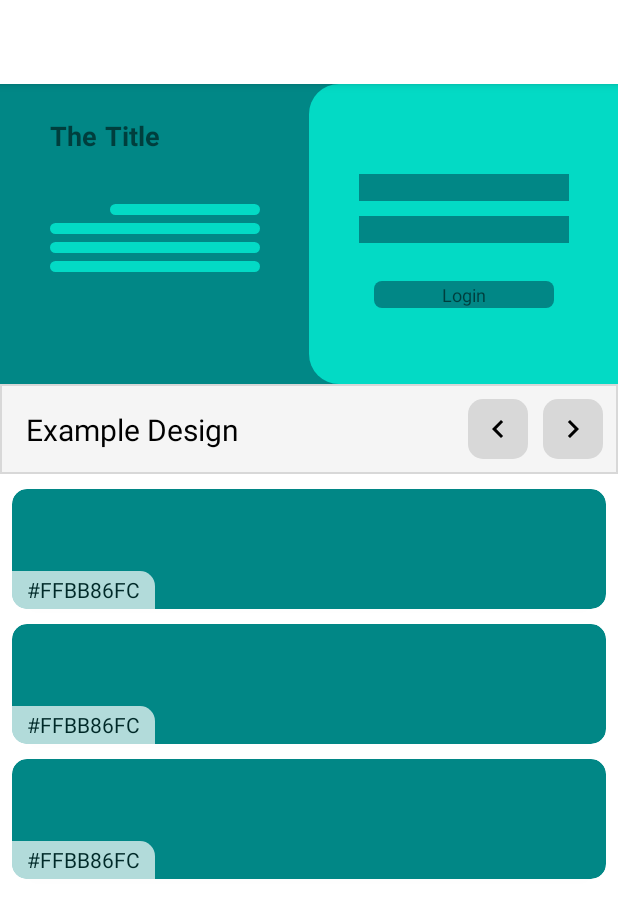
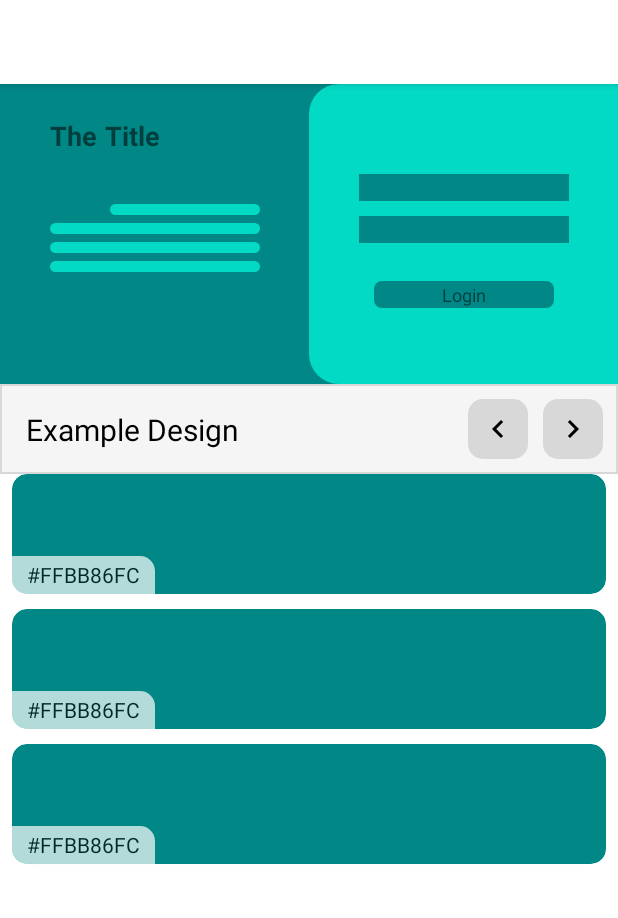
Before and after one commit to Graidy27/Bangkit-Capstone-WarnaPedia, an Android app: the layout fragment_detail.xml on its own in the app's theme, with its tools: preview values and no code run, on a phone screen of 412 x 824 dp. Shown: the top 918 px of the screen. Run offline under Robolectric (Android 15) with nearby library versions, the phone set to English and light mode, and no system bars.

Commit message:
layout improvement

```diff
--- a/app/src/main/res/layout/fragment_detail.xml
+++ b/app/src/main/res/layout/fragment_detail.xml
@@ -217,6 +217,5 @@
         app:layout_constraintStart_toStartOf="parent"
         app:layout_constraintTop_toBottomOf="@+id/l_example_design_container"
         app:layout_constraintVertical_bias="0.277"
-        tools:listitem="@layout/item_row_color"
-        android:paddingBottom="10dp"/>
+        tools:listitem="@layout/item_row_color" />
 </androidx.constraintlayout.widget.ConstraintLayout>
--- a/app/src/main/res/layout/fragment_favorite.xml
+++ b/app/src/main/res/layout/fragment_favorite.xml
@@ -199,6 +199,5 @@
         app:layout_constraintBottom_toTopOf="parent"
         app:layout_constraintEnd_toEndOf="parent"
         app:layout_constraintStart_toStartOf="parent"
-        app:layout_constraintTop_toBottomOf="@+id/l_example_design_container"
-        android:paddingBottom="10dp"/>
+        app:layout_constraintTop_toBottomOf="@+id/l_example_design_container" />
 </androidx.constraintlayout.widget.ConstraintLayout>
--- a/app/src/main/res/layout/fragment_recomendation.xml
+++ b/app/src/main/res/layout/fragment_recomendation.xml
@@ -218,6 +218,5 @@
         app:layout_constraintStart_toStartOf="parent"
         app:layout_constraintTop_toBottomOf="@+id/l_example_design_container"
         app:layout_constraintVertical_bias="0.277"
-        tools:listitem="@layout/item_row_color_palette"
-        android:paddingBottom="10dp"/>
+        tools:listitem="@layout/item_row_color_palette"/>
 </androidx.constraintlayout.widget.ConstraintLayout>
--- a/app/src/main/res/layout/item_row_color.xml
+++ b/app/src/main/res/layout/item_row_color.xml
@@ -7,7 +7,7 @@
     android:layout_gravity="center"
     android:layout_marginStart="8dp"
     android:layout_marginEnd="8dp"
-    android:layout_marginTop="10dp"
+    android:layout_marginBottom="10dp"
     card_view:cardCornerRadius="10dp"
     android:backgroundTint="@color/teal_700">
     <androidx.appcompat.widget.LinearLayoutCompat
--- a/app/src/main/res/layout/item_row_color_palette.xml
+++ b/app/src/main/res/layout/item_row_color_palette.xml
@@ -8,7 +8,7 @@
     android:layout_gravity="center"
     android:layout_marginStart="8dp"
     android:layout_marginEnd="8dp"
-    android:layout_marginTop="10dp"
+    android:layout_marginBottom="10dp"
     card_view:cardCornerRadius="10dp">
     <androidx.constraintlayout.widget.ConstraintLayout
         android:id="@+id/cl_background_layout"
```
Also changed, not shown: app/src/main/java/com/dicoding/warnapedia/ui/detail/DetailAdapter.kt (+11 -0 lines), app/src/main/java/com/dicoding/warnapedia/ui/favorite/FavoriteAdapter.kt (+10 -5 lines), app/src/main/java/com/dicoding/warnapedia/ui/recomendation/RecomendationAdapter.kt (+10 -5 lines).
